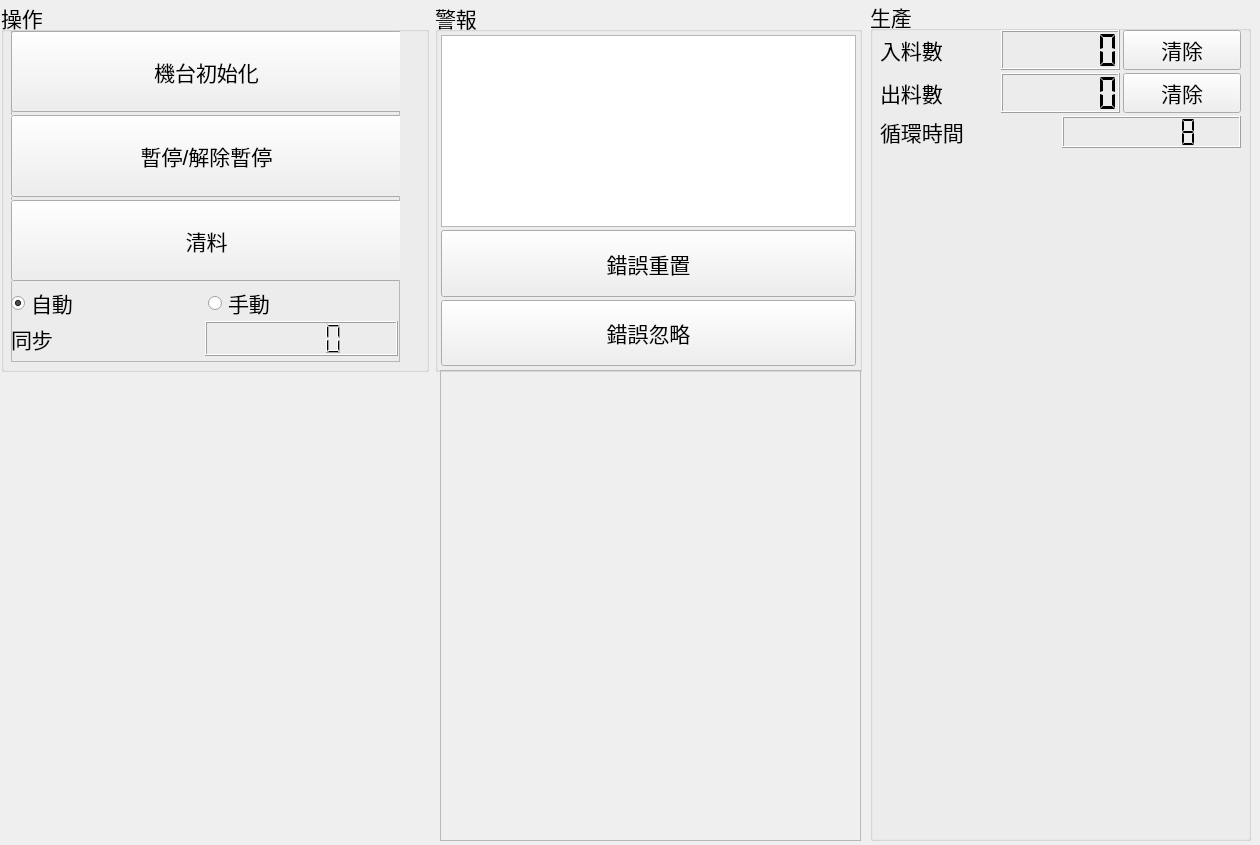
The window that bank-view/frontcontrolpanel.ui (smandyscom/front-base-widget) describes before a commit, drawn with Qt 5.
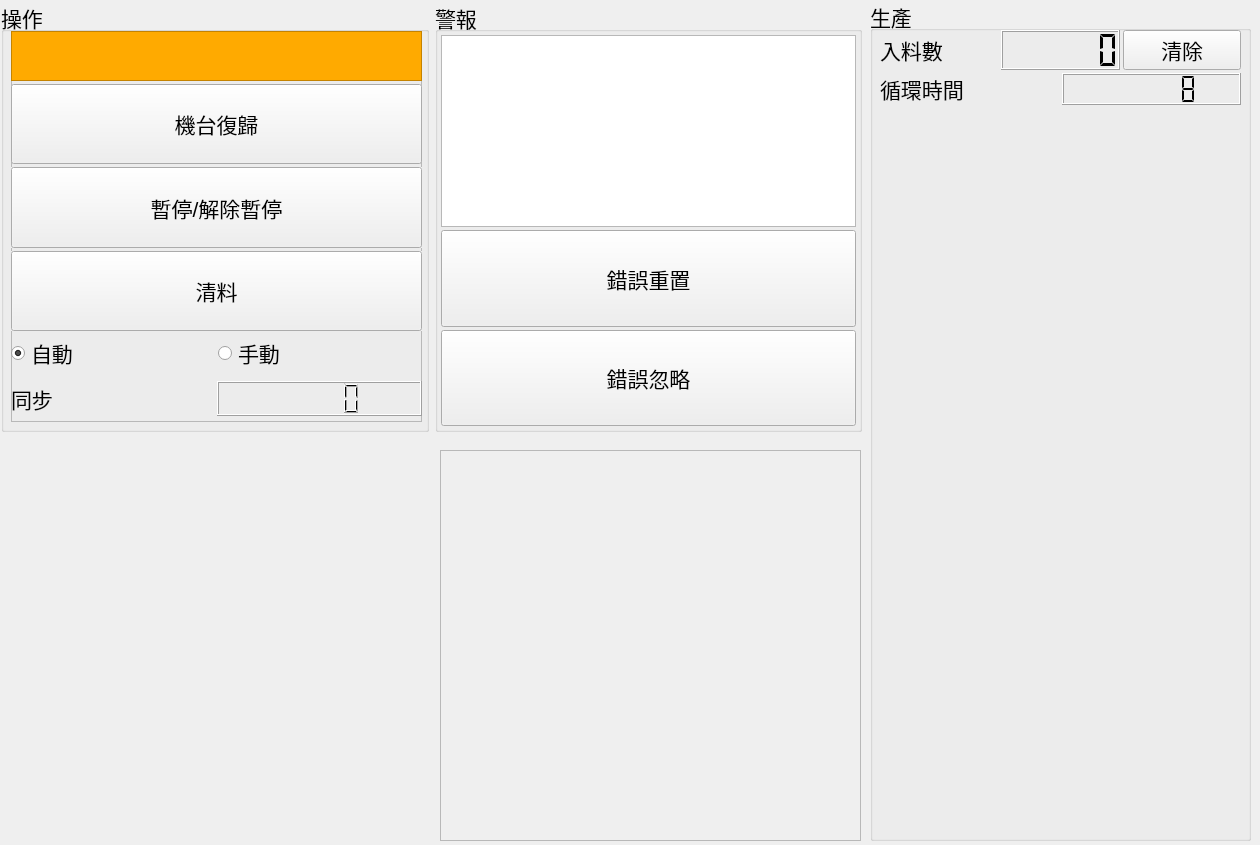
The same window after the commit.

Commit message: added initializing indicator

What changed in the file:
```diff
--- a/bank-view/frontcontrolpanel.ui
+++ b/bank-view/frontcontrolpanel.ui
@@ -22,9 +22,9 @@
    <property name="geometry">
     <rect>
      <x>0</x>
-     <y>370</y>
+     <y>450</y>
      <width>431</width>
-     <height>471</height>
+     <height>391</height>
     </rect>
    </property>
    <layout class="QGridLayout" name="gridLayoutMaterial">
@@ -96,32 +96,7 @@
       </layout>
      </item>
      <item>
-      <layout class="QHBoxLayout" name="horizontalLayout_6">
-       <item>
-        <widget class="QLabel" name="labelOutletCount">
-         <property name="text">
-          <string>出料數</string>
-         </property>
-        </widget>
-       </item>
-       <item>
-        <widget class="QLCDNumber" name="lcdNumberOutletCount">
-         <property name="digitCount">
-          <number>6</number>
-         </property>
-         <property name="segmentStyle">
-          <enum>QLCDNumber::Flat</enum>
-         </property>
-        </widget>
-       </item>
-       <item>
-        <widget class="QPushButton" name="pushButtonOutletClear">
-         <property name="text">
-          <string>清除</string>
-         </property>
-        </widget>
-       </item>
-      </layout>
+      <layout class="QHBoxLayout" name="horizontalLayout_6"/>
      </item>
      <item>
       <layout class="QHBoxLayout" name="horizontalLayout_7">
@@ -175,7 +150,7 @@
      <x>1</x>
      <y>1</y>
      <width>861</width>
-     <height>371</height>
+     <height>431</height>
     </rect>
    </property>
    <layout class="QHBoxLayout" name="horizontalLayoutControl">
@@ -195,8 +170,8 @@
         <rect>
          <x>10</x>
          <y>30</y>
-         <width>389</width>
-         <height>331</height>
+         <width>411</width>
+         <height>391</height>
         </rect>
        </property>
        <property name="sizePolicy">
@@ -216,8 +191,8 @@
          <rect>
           <x>0</x>
           <y>0</y>
-          <width>391</width>
-          <height>291</height>
+          <width>411</width>
+          <height>341</height>
          </rect>
         </property>
         <layout class="QVBoxLayout" name="verticalLayout_3">
@@ -227,6 +202,25 @@
          <property name="sizeConstraint">
           <enum>QLayout::SetDefaultConstraint</enum>
          </property>
+         <item>
+          <widget class="QTextBrowser" name="textBrowserInitializing">
+           <property name="sizePolicy">
+            <sizepolicy hsizetype="Preferred" vsizetype="Preferred">
+             <horstretch>0</horstretch>
+             <verstretch>0</verstretch>
+            </sizepolicy>
+           </property>
+           <property name="maximumSize">
+            <size>
+             <width>16777215</width>
+             <height>50</height>
+            </size>
+           </property>
+           <property name="styleSheet">
+            <string notr="true">background-color: rgb(255, 170, 0);</string>
+           </property>
+          </widget>
+         </item>
          <item>
           <widget class="QPushButton" name="pushButtonInitialize">
            <property name="sizePolicy">
@@ -236,7 +230,7 @@
             </sizepolicy>
            </property>
            <property name="text">
-            <string>機台初始化</string>
+            <string>機台復歸</string>
            </property>
           </widget>
          </item>
@@ -302,8 +296,8 @@
         <property name="geometry">
          <rect>
           <x>0</x>
-          <y>290</y>
-          <width>387</width>
+          <y>350</y>
+          <width>411</width>
           <height>35</height>
          </rect>
         </property>
@@ -402,9 +396,9 @@
    <property name="geometry">
     <rect>
      <x>440</x>
-     <y>370</y>
+     <y>450</y>
      <width>421</width>
-     <height>471</height>
+     <height>391</height>
     </rect>
    </property>
    <property name="frameShape">
```
The commit also changes 2 other files.
